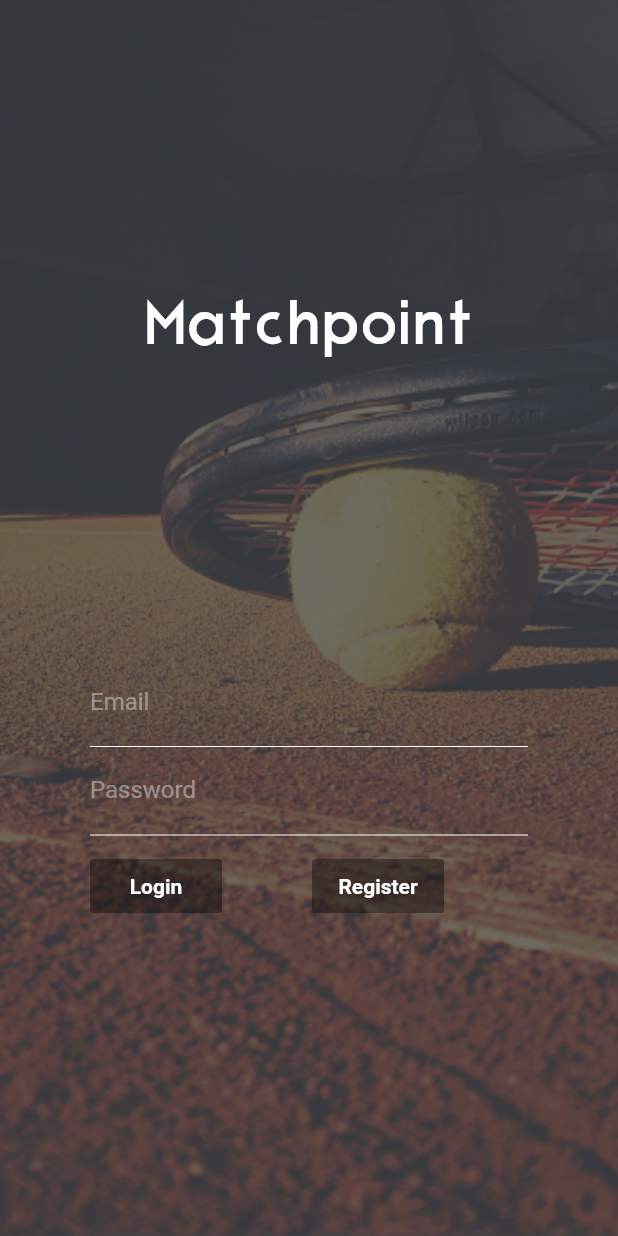
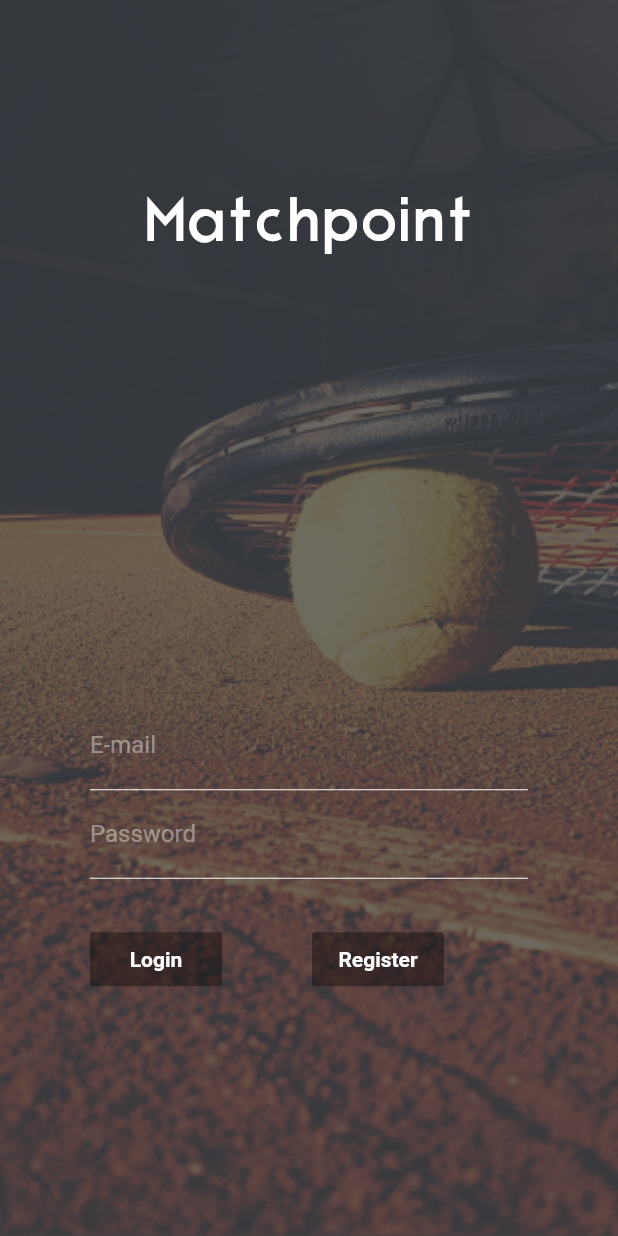
Before and after one commit to matchpoint-app/matchpointApp, a Flutter app: the screen it shows after launch, after a tap on "Login", on a phone screen of 412 x 824 dp. Run offline on Flutter 3.47's test engine with Material 2 defaults, Android fonts, the phone set to English and light mode, and no system bars; our stand-ins replace cloud_firestore, firebase_auth, flutter_i18n, google_maps_flutter; missing offline and left inert: google_map_location_picker; accounts and stored records are empty; network calls fail.

Commit message:
i18n & loading indicator

```diff
--- a/assets/i18n/en.json
+++ /dev/null
@@ -1,5 +0,0 @@
-{
-  "app": {
-    "title": "Matchpoint"
-  }
-}
--- a/assets/i18n/sv.json
+++ /dev/null
@@ -1,5 +0,0 @@
-{
-  "app": {
-    "title": "Matchpoint"
-  }
-}
--- a/lib/screens/authenticate/login.dart
+++ b/lib/screens/authenticate/login.dart
@@ -3,6 +3,7 @@ import 'package:flutter_i18n/flutter_i18n.dart';
 import 'package:matchpoint/routes.dart';
 import 'package:matchpoint/screens/authenticate/auth-background.dart';
 import 'package:matchpoint/services/auth.dart';
+import 'package:matchpoint/ui/loading-indicator.dart';
 
 class Login extends StatefulWidget {
   Login();
@@ -14,7 +15,7 @@ class _LoginState extends State<Login> {
   final AuthService _auth = AuthService();
   final emailController = TextEditingController();
   final passwordController = TextEditingController();
-  bool _isButtonDisabled = true;
+  bool _isLoading = false;
 
   final FocusNode _emailFocus = FocusNode();
   final FocusNode _passwordFocus = FocusNode();
@@ -25,9 +26,11 @@ class _LoginState extends State<Login> {
   }
 
   void submit() async {
+    setState(() => _isLoading = true);
     dynamic result = await _auth.signIn(
         emailController.value.text, passwordController.value.text);
 
+    setState(() => _isLoading = false);
     if (result == null) {
       print('error');
       print(result);
@@ -51,12 +54,19 @@ class _LoginState extends State<Login> {
             decoration: TextDecoration.none,
           ),
         ),
+        Center(
+          child: Opacity(
+            opacity: _isLoading ? 1 : 0,
+            child: LoadingIndicator(),
+          ),
+        ),
         Column(
           crossAxisAlignment: CrossAxisAlignment.start,
           children: <Widget>[
             Padding(
               padding: const EdgeInsets.symmetric(horizontal: 60.0),
               child: TextField(
+                enabled: !_isLoading,
                 focusNode: _emailFocus,
                 onSubmitted: (term) {
                   _fieldFocusChange(context, _emailFocus, _passwordFocus);
@@ -75,7 +85,7 @@ class _LoginState extends State<Login> {
                     borderSide:
                         const BorderSide(color: Colors.white, width: 0.0),
                   ),
-                  labelText: "Email",
+                  labelText: FlutterI18n.translate(context, "common.email"),
                   labelStyle: TextStyle(
                     color: Colors.white38,
                   ),
@@ -85,12 +95,10 @@ class _LoginState extends State<Login> {
             Padding(
               padding: const EdgeInsets.symmetric(horizontal: 60.0),
               child: TextField(
+                enabled: !_isLoading,
                 focusNode: _passwordFocus,
                 onSubmitted: (term) {
                   submit();
-                },
-                onChanged: (text) {
-                  this._isButtonDisabled = false;
                 },
                 autocorrect: false,
                 obscureText: true,
@@ -106,7 +114,7 @@ class _LoginState extends State<Login> {
                     borderSide:
                         const BorderSide(color: Colors.white, width: 0.0),
                   ),
-                  labelText: "Password",
+                  labelText: FlutterI18n.translate(context, "common.password"),
                   labelStyle: TextStyle(
                     color: Colors.white38,
                   ),
@@ -117,13 +125,13 @@ class _LoginState extends State<Login> {
               children: <Widget>[
                 Padding(
                   padding: const EdgeInsets.symmetric(
-                      horizontal: 60.0, vertical: 10),
+                      horizontal: 60.0, vertical: 30),
                   child: FlatButton(
                     disabledColor: Colors.black38,
-                    onPressed: submit,
+                    onPressed: _isLoading ? null : submit,
                     color: Colors.black38,
                     padding: EdgeInsets.all(10),
-                    child: Text('Login',
+                    child: Text(FlutterI18n.translate(context, "common.login"),
                         style: TextStyle(
                             color: Colors.white, fontWeight: FontWeight.bold)),
                   ),
@@ -132,19 +140,20 @@ class _LoginState extends State<Login> {
                   padding:
                       const EdgeInsets.symmetric(horizontal: 0.0, vertical: 10),
                   child: FlatButton(
-                    onPressed: () {
-                      Navigator.of(context)
-                          .pushReplacementNamed(Routes.Register);
-                    },
+                    onPressed: () => _isLoading
+                        ? null
+                        : Navigator.of(context)
+                            .pushReplacementNamed(Routes.Register),
                     color: Colors.black38,
                     padding: EdgeInsets.all(10),
-                    child: Text('Register',
+                    child: Text(
+                        FlutterI18n.translate(context, "common.register"),
                         style: TextStyle(
                             color: Colors.white, fontWeight: FontWeight.bold)),
                   ),
                 ),
               ],
-            )
+            ),
           ],
         ),
       ],
--- /dev/null
+++ b/lib/ui/loading-indicator.dart
@@ -0,0 +1,11 @@
+import 'package:flutter/material.dart';
+
+class LoadingIndicator extends StatelessWidget {
+  @override
+  Widget build(BuildContext context) {
+    return Theme(
+      data: Theme.of(context).copyWith(accentColor: Colors.red),
+      child: new CircularProgressIndicator(),
+    );
+  }
+}
```
Also changed, not shown: assets/i18n/en.yaml (+8 -1 lines), assets/i18n/sv.yaml (added, +7 -0 lines).
